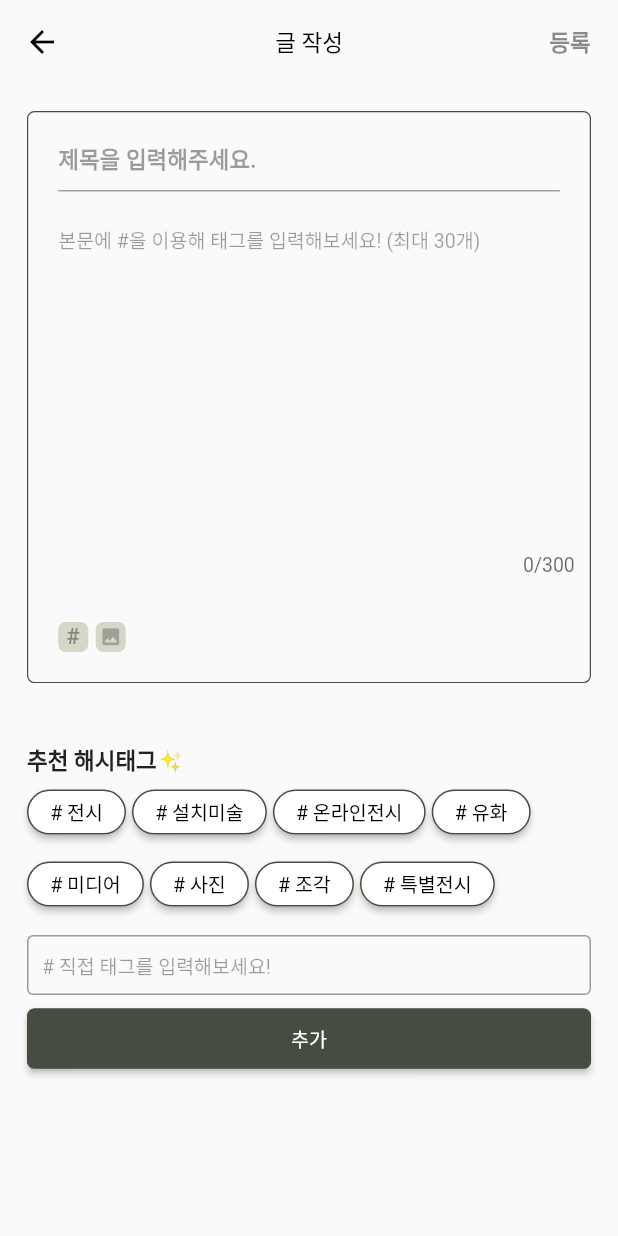
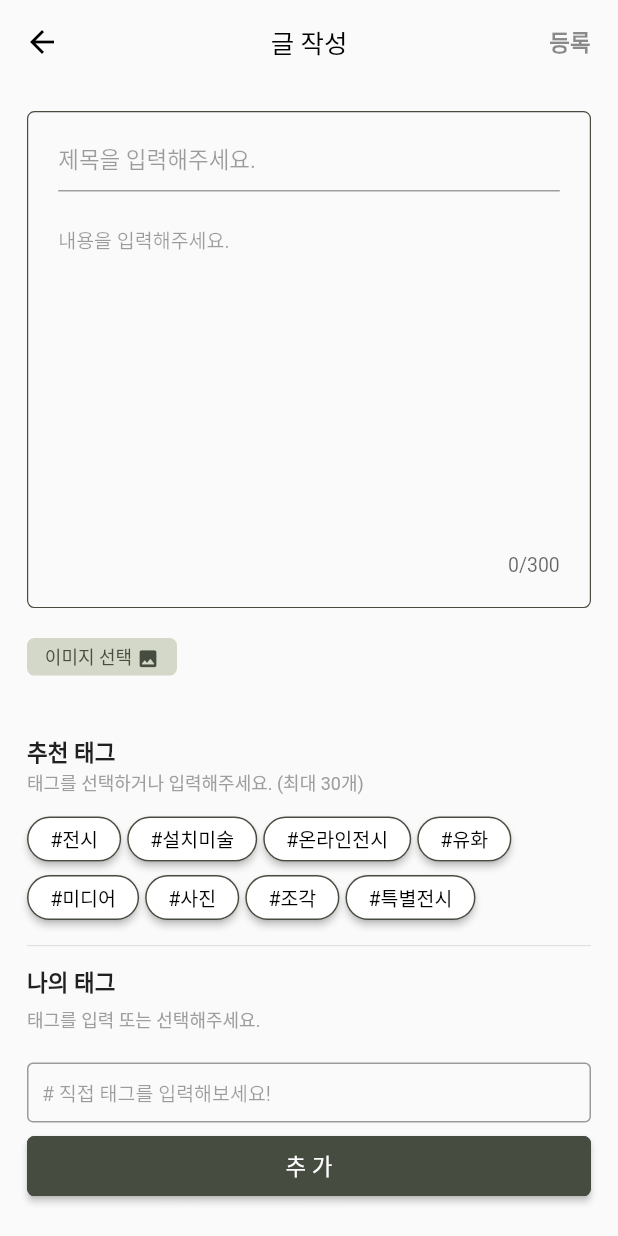
Before and after one commit to chg1179/Flutter_exhibition, a Flutter app: the CommEdit screen opened directly, on a phone screen of 412 x 824 dp. Run offline on Flutter 3.47's test engine with Material 2 defaults, Android fonts, the phone set to English and light mode, and no system bars; our stand-ins replace cached_network_image, cloud_firestore, firebase_auth, firebase_core, firebase_storage, flutter_spinkit and 6 more; missing offline and left inert: country_calling_code_picker; accounts and stored records are empty.

Commit message:
커뮤니티 글작성 수정

```diff
--- a/lib/community/post_edit.dart
+++ b/lib/community/post_edit.dart
@@ -269,34 +269,12 @@
                 _buildDivider(),
                 SizedBox(height: 10),
                 _buildContentInput(),
-                SizedBox(height: 10),
-                Padding(
-                  padding: const EdgeInsets.all(20.0),
-                  child: Row(
-                    children: [
-                      InkWell(
-                        child: Container(
-                          width: 20,
-                          height: 20,
-                          decoration: BoxDecoration(
-                              color: Color(0xffD4D8C8),
-                              shape: BoxShape.rectangle,
-                              borderRadius: BorderRadius.circular(5)
-                          ),
-                          child: Center(
-                            child: Text('#', style: TextStyle(fontSize: 15, color: Colors.black38, fontWeight: FontWeight.bold)),
-                          ),
-                        ),
-                      ),
-                      SizedBox(width: 5),
-                      _buildImgButton(),
-                    ],
-                  ),
-                ),
+                SizedBox(height: 20,)
                 ],
             ),
           ),
           SizedBox(height: 20),
+          _buildImgButton(),
           Column(
             crossAxisAlignment: CrossAxisAlignment.start,
             children: [
@@ -304,8 +282,8 @@
                 children: [
                   _buildSelectedImage(),
                   Positioned(
-                    top: 1,
-                    right: 1,
+                    top: 14,
+                    right: 4,
                     child: InkWell(
                       onTap: () {
                         setState(() {
@@ -330,9 +308,8 @@
               ),
             ],
           ),
-          SizedBox(height: 10),
-          _selectTagForm(),
-          SizedBox(height: 10),
+          SizedBox(height: 20),
+          SizedBox(height: 20),
           _hashTagList(),
         ],
       ),
@@ -341,18 +318,24 @@
 
   Widget _buildSelectedImage() {
     if (_imageFile != null) {
-      return Image.file(
+      return Padding(
+        padding: const EdgeInsets.only(top: 10),
+        child: Image.file(
           File(_imageFile!.path),
-        width: 60,
-        height: 60,
+          width: 150,
+          height: 150,
           fit: BoxFit.cover,
+        ),
       );
     } else if (downloadURL != null && downloadURL!.isNotEmpty) {
-      return Image.network(
+      return Padding(
+        padding: const EdgeInsets.only(top: 10),
+        child: Image.network(
           downloadURL!,
-        width: 60,
-        height: 60,
+          width: 150,
+          height: 150,
           fit: BoxFit.cover,
+        ),
       );
     } else {
       // 이미지가 선택되지 않은 경우에는 빈 컨테이너 반환
@@ -369,7 +352,6 @@
           hintStyle: TextStyle(
             color: Colors.black38,
             fontSize: 15,
-            fontWeight: FontWeight.bold,
           ),
           border: InputBorder.none,
         ),
@@ -391,15 +373,24 @@
     return InkWell(
       onTap: getImage,
       child: Container(
-        width: 20,
-        height: 20,
+        width: 100,
+        height: 25,
         decoration: BoxDecoration(
             color: Color(0xffD4D8C8),
             shape: BoxShape.rectangle,
             borderRadius: BorderRadius.circular(5)
         ),
-        child: Center(
-          child: Icon(Icons.image_rounded, color: Colors.black26, size: 15),
+        child: Row(
+          mainAxisAlignment: MainAxisAlignment.center,
+          crossAxisAlignment: CrossAxisAlignment.center,
+          children: [
+            Text("이미지 선택", style: TextStyle(fontSize: 12, color: Color(0xff464D40))),
+            SizedBox(width: 3),
+            Padding(
+              padding: const EdgeInsets.only(top: 2),
+              child: Icon(Icons.image_rounded, color: Color(0xff464D40), size: 15),
+            ),
+          ],
         ),
       ),
     );
@@ -407,13 +398,13 @@
 
   Widget _buildContentInput() {
     return Container(
-      padding: const EdgeInsets.only(left: 20, right: 10),
+      padding: const EdgeInsets.only(left: 20, right: 20),
       child: TextField(
         maxLines: 10,
         maxLength: 300,
         controller: _contentCtr,
         decoration: InputDecoration(
-          hintText: '본문에 #을 이용해 태그를 입력해보세요! (최대 30개)',
+          hintText: '내용을 입력해주세요.',
           hintStyle: TextStyle(
             color: Colors.black38,
             fontSize: 13,
@@ -505,12 +496,15 @@
     return Column(
       crossAxisAlignment: CrossAxisAlignment.start,
       children: [
-        Text('추천 해시태그✨', style: TextStyle(fontWeight: FontWeight.bold, fontSize: 15)),
+        Text('추천 태그', style: TextStyle(fontWeight: FontWeight.bold, fontSize: 15)),
+        Text('태그를 선택하거나 입력해주세요. (최대 30개)', style: TextStyle(fontSize: 12, color: Colors.grey)),
+        SizedBox(height: 5,),
         Wrap(
           spacing: 4,
+          runSpacing: -9,
           children: _tagList.map((tagName) {
             return ElevatedButton(
-              child: Text('# $tagName'),
+              child: Text('#$tagName'),
               onPressed: () {
                 setState(() {
                   if (_selectTag.contains(tagName)) {
@@ -526,6 +520,12 @@
             );
           }).toList()
         ),
+        Divider(),
+        SizedBox(height: 5),
+        Text('나의 태그', style: TextStyle(fontWeight: FontWeight.bold, fontSize: 15)),
+        SizedBox(height: 5),
+        _selectTagForm(),
+        SizedBox(height: 10),
         Column(
           crossAxisAlignment: CrossAxisAlignment.start,
           children: [
@@ -533,7 +533,7 @@
             _buildCustomHashtagInput(),
             SizedBox(height: 5),
             ElevatedButton(
-              child: Text('추가'),
+              child: Text('추 가', style: TextStyle(fontSize: 15),),
               onPressed: addCustomHashtagToList,
               style: ButtonStyle(
                 minimumSize: MaterialStateProperty.all(Size( MediaQuery.of(context).size.width, 40)),
@@ -559,9 +559,14 @@
   }
 
   Widget _selectTagForm() {
-    return Wrap(
+    if(_selectTag.length > 0){
+      return Container(
+        child: Column(
+          children: [
+            Wrap(
               spacing: 9,
-      runSpacing: 5,
+              runSpacing: 9,
+              crossAxisAlignment: WrapCrossAlignment.center,
               children: _selectTag.map((selectTag) {
                 return Wrap(
                   spacing: 2,
@@ -570,17 +575,16 @@
                   children: [
                     InkWell(
                       child: Container(
-                padding: EdgeInsets.all(5),
+                        padding: EdgeInsets.only(left: 15, right: 15, top: 5, bottom: 5),
                         decoration: BoxDecoration(
                           color: Color(0xff464D40),
                           borderRadius: BorderRadius.circular(15),
                         ),
                         child: Text(
-                  '# $selectTag',
+                          '#$selectTag',
                           style: TextStyle(
-                    color: Color(0xffD4D8C8),
-                    fontSize: 10.5,
-                    fontWeight: FontWeight.bold,
+                            color: Colors.white,
+                            fontSize: 13,
                           ),
                         ),
                       ),
@@ -590,8 +594,8 @@
                         removeSelectedTag(selectTag);
                       },
                       child: Container(
-                width: 15,
-                height: 15,
+                        width: 20,
+                        height: 20,
                         decoration: BoxDecoration(
                           color: Color(0xffD4D8C8),
                           shape: BoxShape.circle,
@@ -608,7 +612,15 @@
                   ],
                 );
               }).toList(),
+            ),
+          ],
+        ),
       );
+    }else{
+      return Container(
+        child: Text("태그를 입력 또는 선택해주세요.", style: TextStyle(color: Colors.grey, fontSize: 12),),
+      );
+    }
   }
 
 
@@ -629,7 +641,7 @@
         ),
         title: Text(
           widget.documentId != null ? '글 수정' : '글 작성',
-          style: TextStyle(color: Colors.black, fontSize: 15),
+          style: TextStyle(color: Colors.black, fontSize: 17),
         ),
         actions: [
           TextButton(
```
Lines whose indentation alone changed are shown as unchanged.
